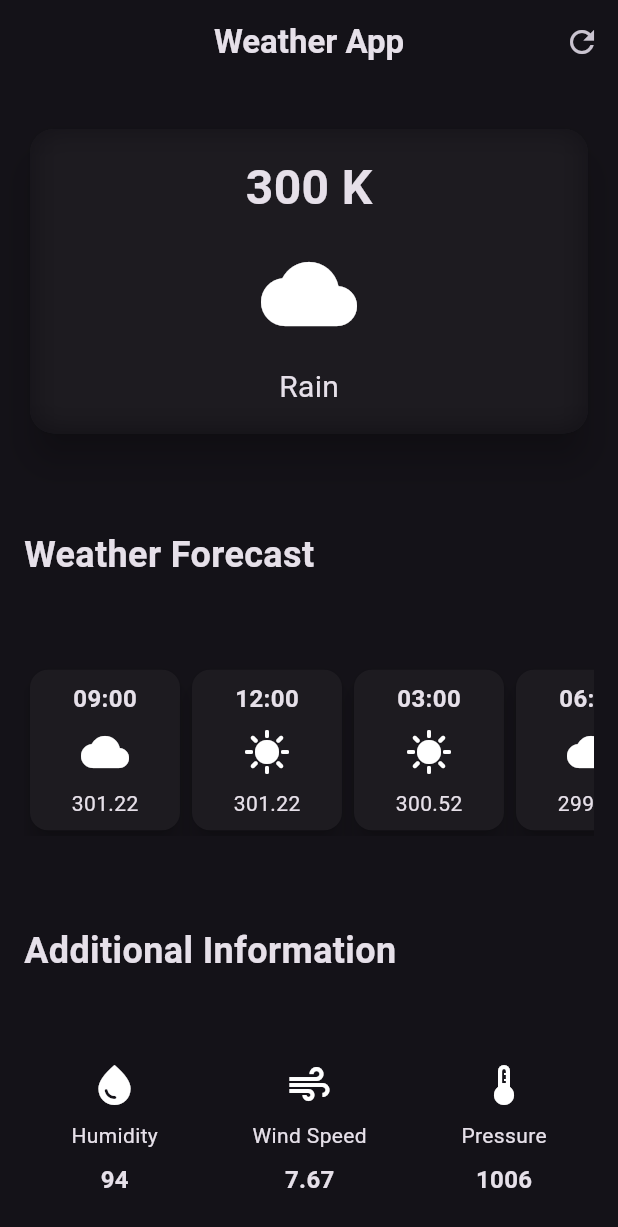
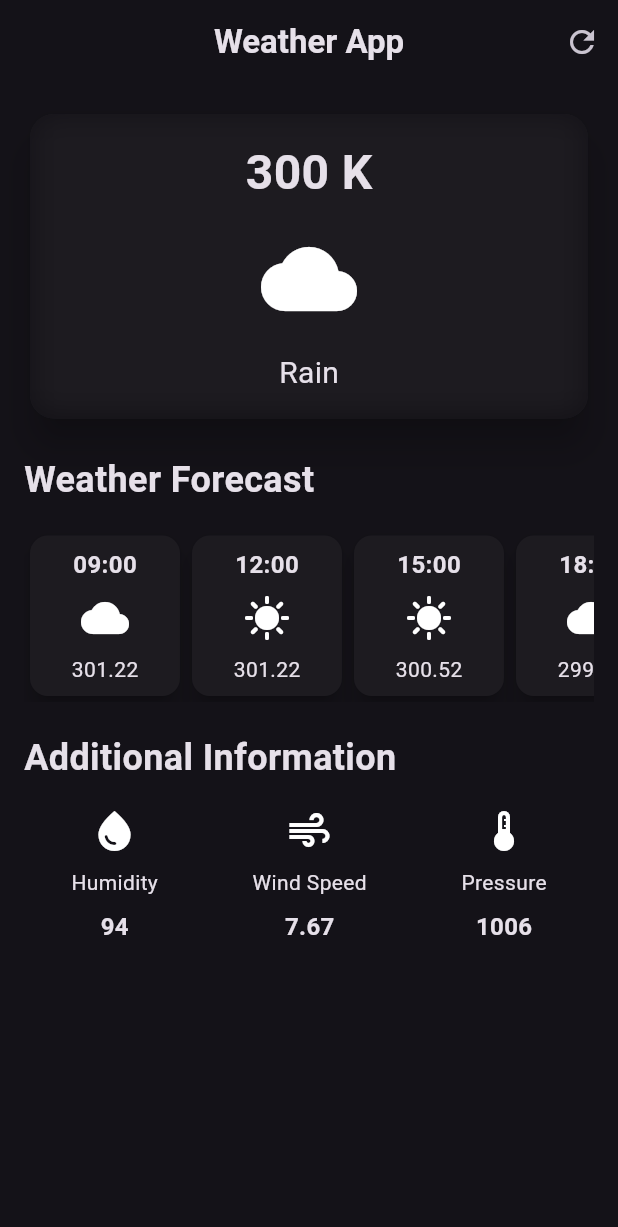
Before and after one commit to anaydwivedi/Weather_app, a Flutter app: the screen it shows after launch, on a phone screen of 412 x 824 dp. Shown: the top 1227 px of the screen. Run offline on Flutter 3.47's test engine with Material 2 defaults, Android fonts, the phone set to English and light mode, and no system bars.

Commit message:
First commit1

```diff
--- a/lib/main.dart
+++ b/lib/main.dart
@@ -1,5 +1,5 @@
 import 'package:flutter/material.dart';
-import 'package:weatherapp/weather_Screen.dart';
+import 'package:weatherapp/weather_screen.dart';
 
 void main() {
   runApp(const MyApp());
--- a/lib/weather_Screen.dart
+++ b/lib/weather_Screen.dart
@@ -6,7 +6,6 @@ import 'package:weatherapp/hourly_forecast_item.dart';
 
 class WeatherScreen extends StatelessWidget {
   const WeatherScreen({super.key});
-
 
   @override
   Widget build(BuildContext context) {
@@ -23,7 +22,8 @@ class WeatherScreen extends StatelessWidget {
           IconButton(onPressed: () {}, icon: const Icon(Icons.refresh))
         ],
       ),
-      body: Padding(
+      body: SingleChildScrollView(
+        child: Padding(
           padding: const EdgeInsets.all(16.0),
           child: Column(
             crossAxisAlignment:
@@ -87,7 +87,7 @@ class WeatherScreen extends StatelessWidget {
               ),
               const SizedBox(height: 16),
               //weather forecast cards
-            const SingleChildScrollView(
+              SingleChildScrollView(
                 scrollDirection: Axis.horizontal,
                 child: Row(
                   children: [
@@ -102,17 +102,17 @@ class WeatherScreen extends StatelessWidget {
                       temperature: '301.22',
                     ),
                     HourlyForecastItem(
-                    time: '03:00',
+                      time: '15:00',
                       icon: Icons.sunny,
                       temperature: '300.52',
                     ),
                     HourlyForecastItem(
-                    time: '06:00',
+                      time: '18:00',
                       icon: Icons.cloud,
                       temperature: '299.42',
                     ),
                     HourlyForecastItem(
-                    time: '09:00',
+                      time: '21:00',
                       icon: Icons.nightlight,
                       temperature: '298.22',
                     ),
@@ -155,6 +155,7 @@ class WeatherScreen extends StatelessWidget {
             ],
           ),
         ),
+      ),
     );
   }
 }
```
Lines whose indentation alone changed are shown as unchanged.
